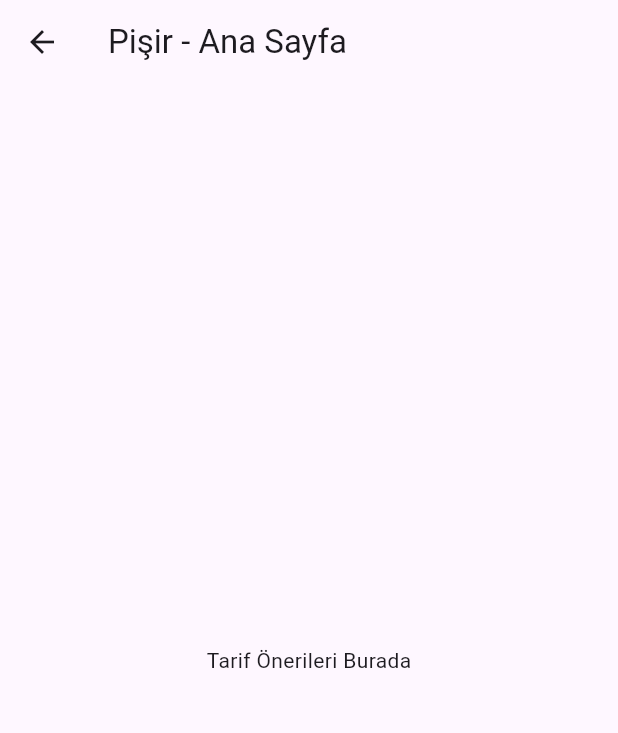
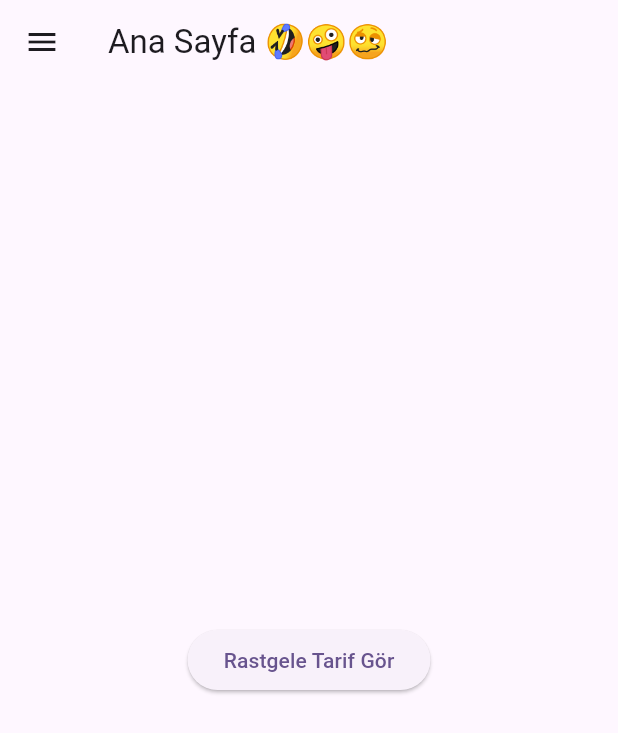
Before and after one commit to ziyamandirali/project_pisir, a Flutter app: the HomePage screen opened by its route, on a phone screen of 412 x 824 dp. Shown: the top 733 px of the screen. Run offline on Flutter 3.47's test engine with Material 3 defaults, Android fonts, the phone set to English and light mode, and no system bars.

Commit message:
added some routes on home screen

```diff
--- a/pisir/lib/screens/home_page.dart
+++ b/pisir/lib/screens/home_page.dart
@@ -4,8 +4,39 @@ class HomePage extends StatelessWidget {
   @override
   Widget build(BuildContext context) {
     return Scaffold(
-      appBar: AppBar(title: Text("Pişir - Ana Sayfa")),
-      body: Center(child: Text("Tarif Önerileri Burada")),
+      appBar: AppBar(title: Text('Ana Sayfa 🤣🤪🥴')),
+      drawer: Drawer(
+        child: ListView(
+          children: [
+            DrawerHeader(
+              decoration: BoxDecoration(color: Colors.deepOrange),
+              child: Text('Menü', style: TextStyle(color: Colors.white, fontSize: 24)),
+            ),
+            ListTile(
+              leading: Icon(Icons.kitchen),
+              title: Text('Dolabım'),
+              onTap: () {
+                Navigator.pushNamed(context, '/pantry');
+              },
+            ),
+            ListTile(
+              leading: Icon(Icons.settings),
+              title: Text('Ayarlar'),
+              onTap: () {
+                Navigator.pushNamed(context, '/settings');
+              },
+            ),
+          ],
+        ),
+      ),
+      body: Center(
+        child: ElevatedButton(
+          onPressed: () {
+            Navigator.pushNamed(context, '/recipeDetail');
+          },
+          child: Text('Rastgele Tarif Gör'),
+        ),
+      ),
     );
   }
 }
```
